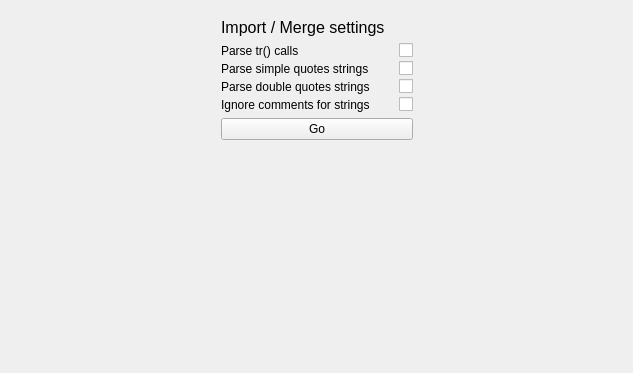
The window that src/importMergeWidget.ui (RxLaboratory/DuTF) describes before a commit, drawn with Qt 5.
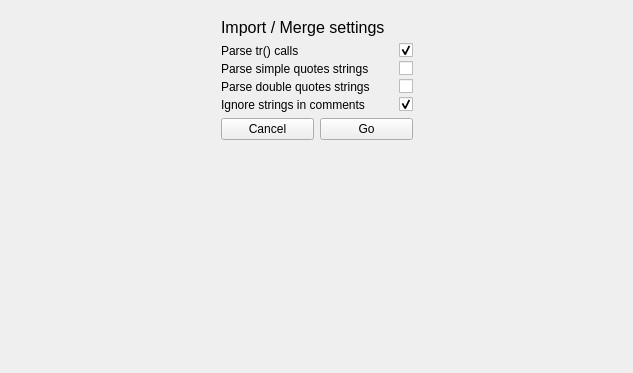
The same window after the commit. Icons and pictures are not drawn.

Commit message: importMerge: Implements a class to set options for import

```diff
--- a/src/importMergeWidget.ui
+++ b/src/importMergeWidget.ui
@@ -98,6 +98,9 @@
               <property name="text">
                <string/>
               </property>
+              <property name="checked">
+               <bool>true</bool>
+              </property>
              </widget>
             </item>
             <item row="1" column="0">
@@ -143,7 +146,7 @@
             <item row="3" column="0">
              <widget class="QLabel" name="label_4">
               <property name="text">
-               <string>Ignore comments for strings</string>
+               <string>Ignore strings in comments</string>
               </property>
              </widget>
             </item>
@@ -155,9 +158,28 @@
               <property name="text">
                <string/>
               </property>
+              <property name="checked">
+               <bool>true</bool>
+              </property>
              </widget>
             </item>
            </layout>
+          </item>
+          <item>
+           <layout class="QHBoxLayout" name="horizontalLayout">
+            <property name="topMargin">
+             <number>0</number>
+            </property>
+            <item>
+             <widget class="QPushButton" name="cancelButton">
+              <property name="text">
+               <string>Cancel</string>
+              </property>
+              <property name="icon">
+               <iconset resource="resources.qrc">
+                <normaloff>:/icons/close</normaloff>:/icons/close</iconset>
+              </property>
+             </widget>
           </item>
           <item>
            <widget class="QPushButton" name="goButton">
@@ -169,6 +191,8 @@
               <normaloff>:/icons/add</normaloff>:/icons/add</iconset>
             </property>
            </widget>
+            </item>
+           </layout>
           </item>
           <item>
            <spacer name="verticalSpacer_9">
```
Lines whose indentation alone changed are shown as unchanged. The commit also changes 7 other files.
